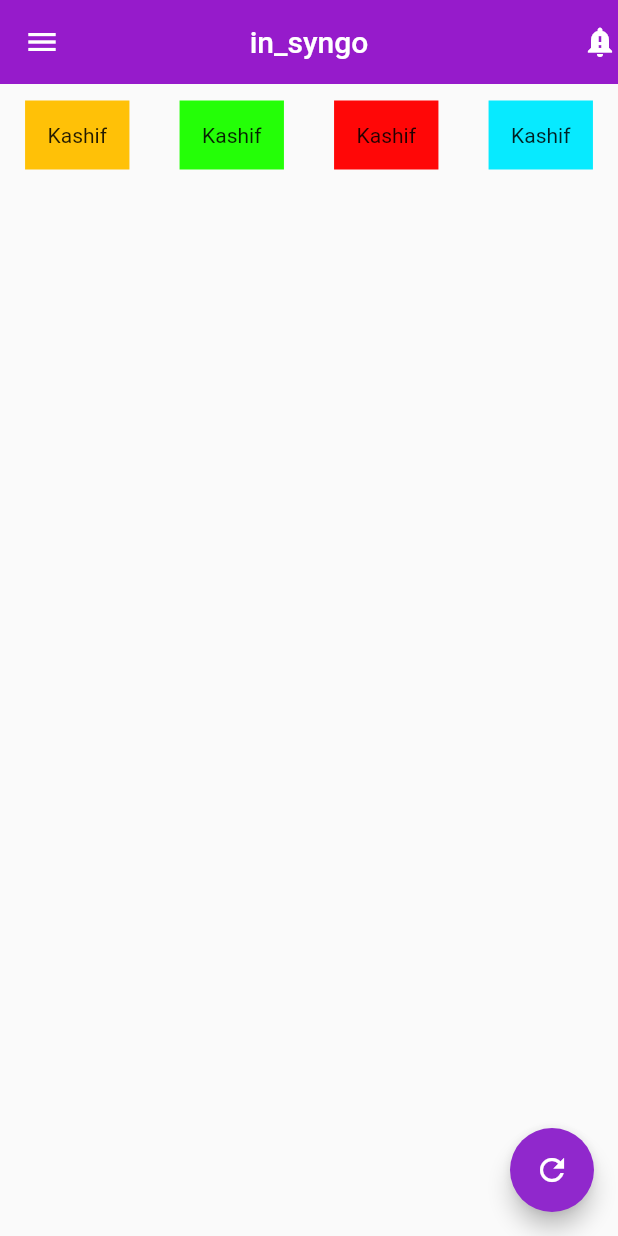
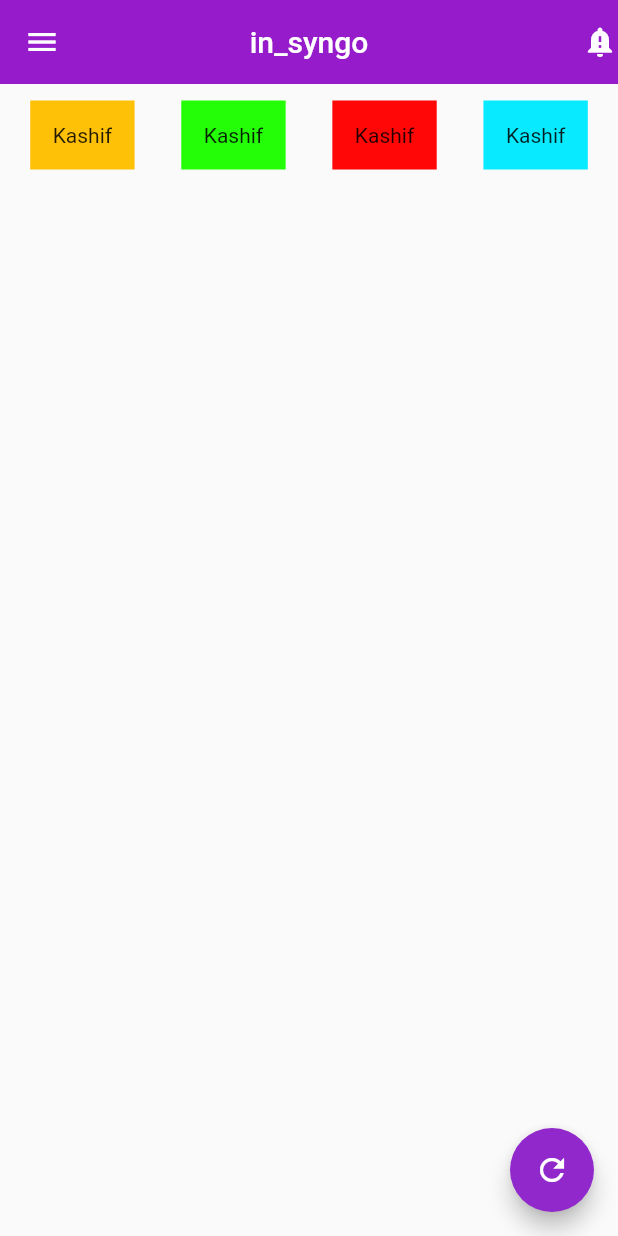
Before and after one commit to HEYKASHIF/flybe, a Flutter app: the screen it shows after launch, on a phone screen of 412 x 824 dp. Run offline on Flutter 3.47's test engine with Material 2 defaults, Android fonts, the light colour scheme and no system bars.

Commit message:
26-march commit20

```diff
--- a/lib/main.dart
+++ b/lib/main.dart
@@ -29,7 +29,7 @@ class MyApp extends StatelessWidget {
           actions: const [Icon(Icons.notification_important)],
         ),
         body: Row(
-          mainAxisAlignment: MainAxisAlignment.spaceAround,
+          mainAxisAlignment: MainAxisAlignment.spaceEvenly,
           children: [
             Container(
               margin: EdgeInsets.all(11),
```
